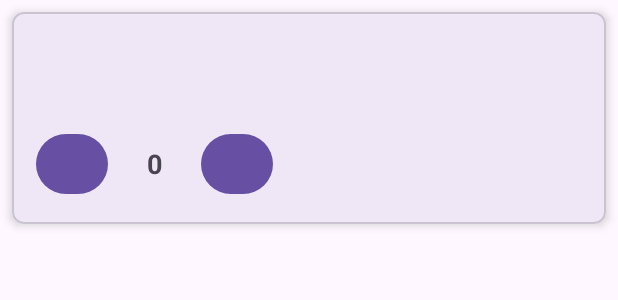
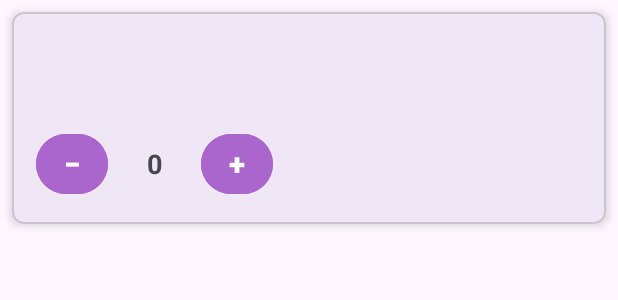
Before and after one commit to Outgoingkarma/Kursinis_Android, an Android app: the layout item_menu.xml on its own in the app's theme, with its tools: preview values and no code run, on a phone screen of 412 x 824 dp. Shown: the top 300 px of the screen. Run offline under Robolectric (Android 15) with nearby library versions, the phone set to English and light mode, and no system bars; network calls fail.

Commit message:
Style: Update quantity button appearance
- Change the decrease button text from a hyphen to a minus sign (`−`).
- Apply purple background tint and white text color to both increase and decrease buttons.
- Center the button text and remove padding for a more compact look.

```diff
--- a/app/src/main/res/layout/item_menu.xml
+++ b/app/src/main/res/layout/item_menu.xml
@@ -90,9 +90,14 @@
                 android:id="@+id/btnDecrease"
                 android:layout_width="48dp"
                 android:layout_height="48dp"
-                android:text="-"
+                android:text="−"
                 android:textSize="20sp"
-                android:textStyle="bold" />
+                android:textStyle="bold"
+                android:textColor="@android:color/white"
+                android:backgroundTint="@android:color/holo_purple"
+                android:gravity="center"
+                android:padding="0dp"
+                android:textAllCaps="false" />
 
             <TextView
                 android:id="@+id/itemQuantity"
@@ -112,7 +117,12 @@
                 android:layout_height="48dp"
                 android:text="+"
                 android:textSize="20sp"
-                android:textStyle="bold" />
+                android:textStyle="bold"
+                android:textColor="@android:color/white"
+                android:backgroundTint="@android:color/holo_purple"
+                android:gravity="center"
+                android:padding="0dp"
+                android:textAllCaps="false" />
 
         </LinearLayout>
 
```
